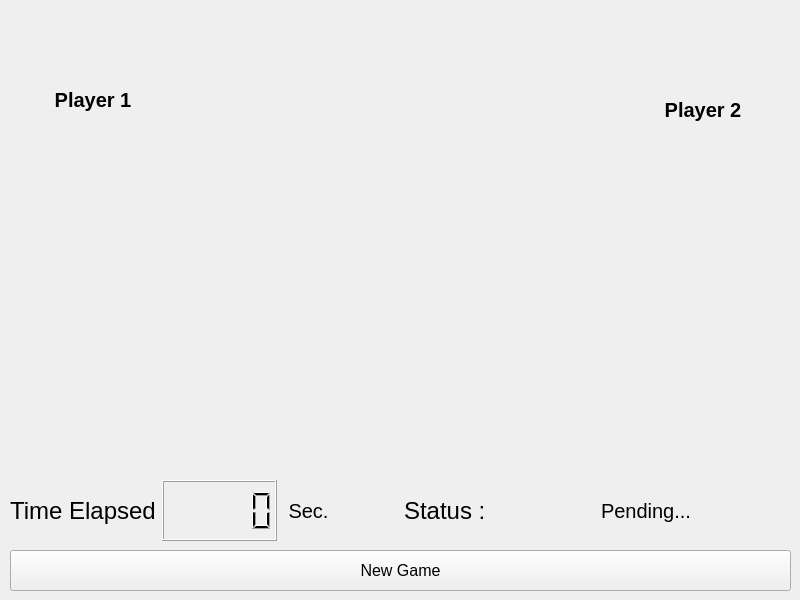
First picture: the form in playpage.ui, repository SenuraMalaka/CrossTheGameQT, before the edit.
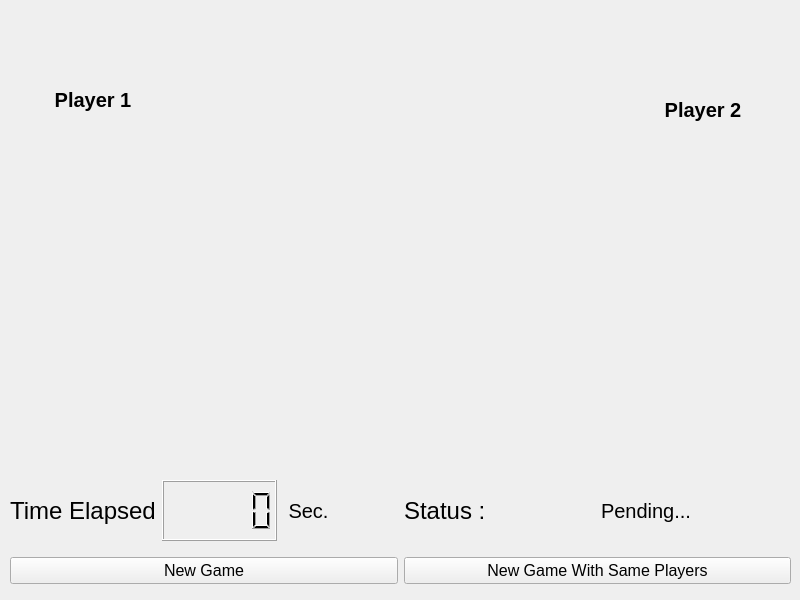
Second picture: the form after the edit. Icons and pictures are not drawn.

Commit message: added the new game with same players btn controllers along with an overload to the mainpage cons

```diff
--- a/playpage.ui
+++ b/playpage.ui
@@ -345,31 +345,7 @@
     </item>
    </layout>
   </widget>
-  <widget class="QPushButton" name="pushButtonNewGame">
-   <property name="geometry">
-    <rect>
-     <x>10</x>
-     <y>550</y>
-     <width>781</width>
-     <height>41</height>
-    </rect>
-   </property>
-   <property name="font">
-    <font>
-     <pointsize>12</pointsize>
-    </font>
-   </property>
-   <property name="cursor">
-    <cursorShape>PointingHandCursor</cursorShape>
-   </property>
-   <property name="text">
-    <string extracomment="Start a New Game">New Game</string>
-   </property>
-   <property name="flat">
-    <bool>false</bool>
-   </property>
-  </widget>
-  <widget class="QWidget" name="">
+  <widget class="QWidget" name="layoutWidget">
    <property name="geometry">
     <rect>
      <x>10</x>
@@ -440,6 +416,55 @@
     </item>
    </layout>
   </widget>
+  <widget class="QWidget" name="">
+   <property name="geometry">
+    <rect>
+     <x>10</x>
+     <y>550</y>
+     <width>781</width>
+     <height>41</height>
+    </rect>
+   </property>
+   <layout class="QHBoxLayout" name="horizontalLayout_7">
+    <item>
+     <widget class="QPushButton" name="pushButtonNewGame">
+      <property name="font">
+       <font>
+        <pointsize>12</pointsize>
+       </font>
+      </property>
+      <property name="cursor">
+       <cursorShape>PointingHandCursor</cursorShape>
+      </property>
+      <property name="text">
+       <string extracomment="Start a New Game">New Game</string>
+      </property>
+      <property name="flat">
+       <bool>false</bool>
+      </property>
+     </widget>
+    </item>
+    <item>
+     <widget class="QPushButton" name="pushButtonNewGameWSameP">
+      <property name="font">
+       <font>
+        <pointsize>12</pointsize>
+       </font>
+      </property>
+      <property name="cursor">
+       <cursorShape>PointingHandCursor</cursorShape>
+      </property>
+      <property name="text">
+       <string extracomment="Start a New Game">New Game With Same Players</string>
+      </property>
+      <property name="flat">
+       <bool>false</bool>
+      </property>
+     </widget>
+    </item>
+   </layout>
+  </widget>
+  <zorder>layoutWidget</zorder>
   <zorder>labelArrowRed_P1</zorder>
   <zorder>labelArrowRed_P2</zorder>
   <zorder>layoutWidget</zorder>
```
Left out of the diff: 7 changed lines with no effect on the pictures. The commit also changes 5 other files.
